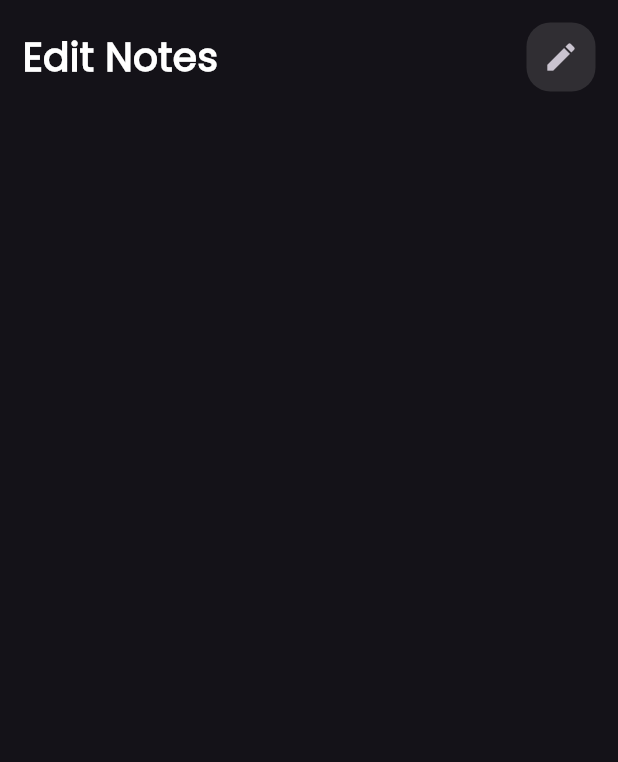
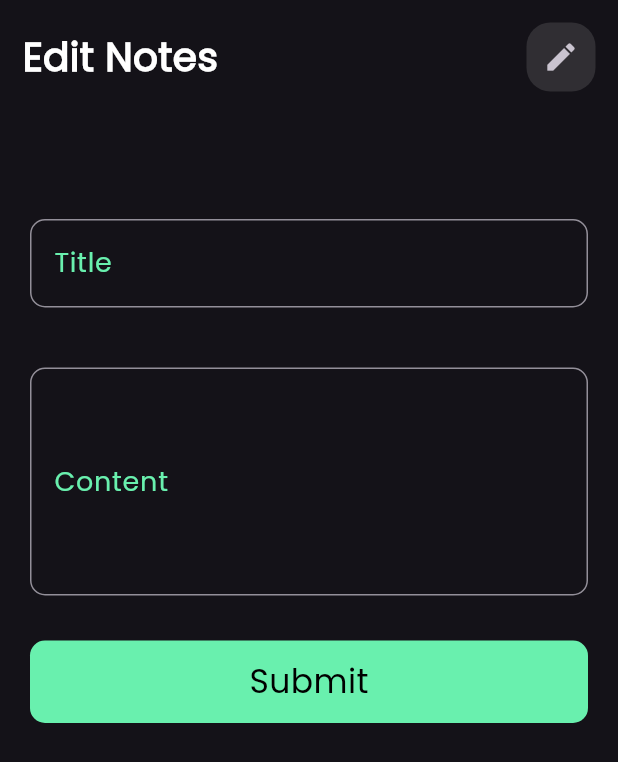
Before and after one commit to Diaamahfouz/Notes-App, a Flutter app: the EditNoteView screen opened by its route, on a phone screen of 412 x 824 dp. Shown: the top 762 px of the screen. Run offline on Flutter 3.47's test engine with Material 3 defaults, Android fonts, the phone set to English and light mode, and no system bars.

Commit message:
edit note view body ui done

```diff
--- a/lib/widgets/add_note_bottom_sheet.dart
+++ b/lib/widgets/add_note_bottom_sheet.dart
@@ -34,7 +34,8 @@ class AddNoteBottomSheet extends StatelessWidget {
           text: 'Content',
           maxLines: 5,
         ),
-        CustomButton(),
+
+       const CustomButton(text: 'Add',),
       ],
     );
   }
--- a/lib/widgets/custom_button.dart
+++ b/lib/widgets/custom_button.dart
@@ -2,7 +2,8 @@ import 'package:flutter/material.dart';
 import 'package:notes_app/constants/constants.dart';
 
 class CustomButton extends StatelessWidget {
-  const CustomButton({super.key});
+  const CustomButton({required this.text, super.key});
+  final String text;
 
   @override
   Widget build(BuildContext context) {
@@ -12,7 +13,9 @@ class CustomButton extends StatelessWidget {
         horizontal: 20,
       ),
       child: GestureDetector(
-        onTap: () {},
+        onTap: () {
+          Navigator.pop(context);
+        },
         child: Container(
           height: 55,
           width: MediaQuery.of(context).size.width,
@@ -20,9 +23,9 @@ class CustomButton extends StatelessWidget {
             color: KprimaryColor,
             borderRadius: BorderRadius.circular(10),
           ),
-          child: const Center(
+          child: Center(
             child: Text(
-              'Add ',
+              text,
               style: TextStyle(
                 color: Colors.black,
                 fontSize: 22,
--- a/lib/widgets/edit_note_view_body.dart
+++ b/lib/widgets/edit_note_view_body.dart
@@ -1,24 +1,39 @@
 import 'package:flutter/material.dart';
 import 'package:notes_app/widgets/custom_app_bar.dart';
+import 'package:notes_app/widgets/custom_button.dart';
+import 'package:notes_app/widgets/custom_text_field.dart';
 
 class EditNoteViewBody extends StatelessWidget {
   const EditNoteViewBody({super.key});
 
   @override
   Widget build(BuildContext context) {
-    return Padding(
-      padding: EdgeInsets.symmetric(
-        horizontal: 15,
-        vertical: 15,
-      ),
-      child: Column(
-        children: [
-          CustomAppBar(
+    return Column(
+      children: [
+        Padding(
+          padding: const EdgeInsets.symmetric(
+            horizontal: 15,
+            vertical: 15,
+          ),
+          child: CustomAppBar(
             name: 'Edit Notes',
             icon: Icons.edit,
           ),
-        ],
-      ),
+        ),
+        const SizedBox(
+          height: 50,
+        ),
+        CustomTextField(
+          text: 'Title',
+        ),
+        CustomTextField(
+          text: 'Content',
+          maxLines: 5,
+        ),
+        const CustomButton(
+          text: 'Submit',
+        ),
+      ],
     );
   }
 }
```
